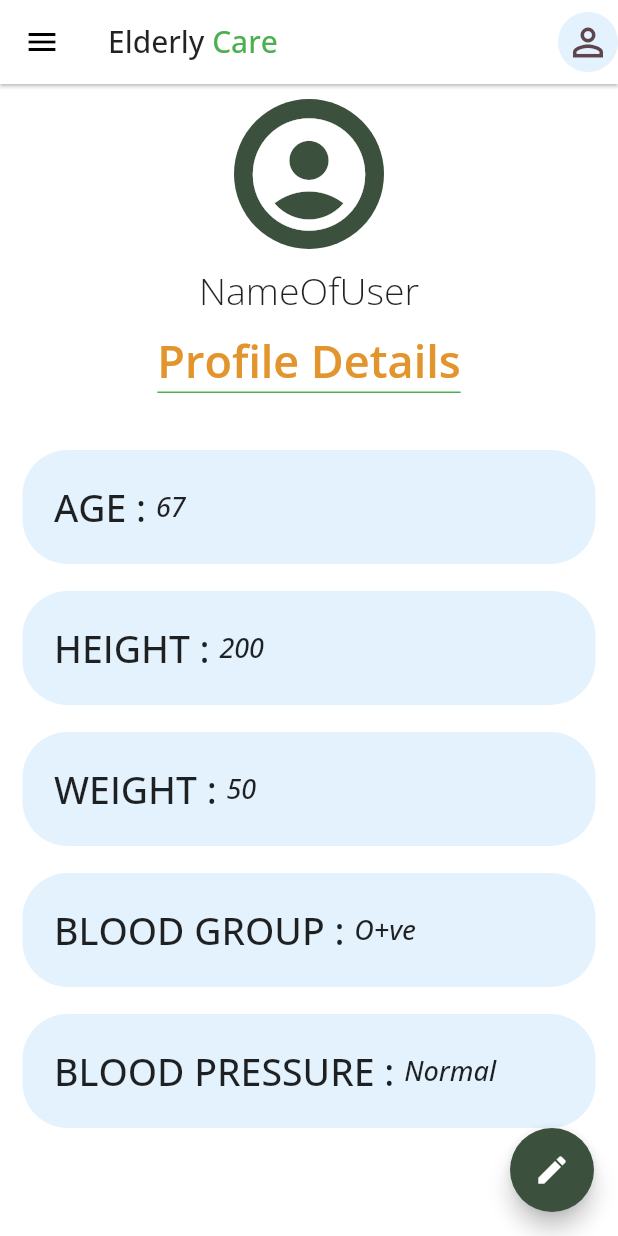
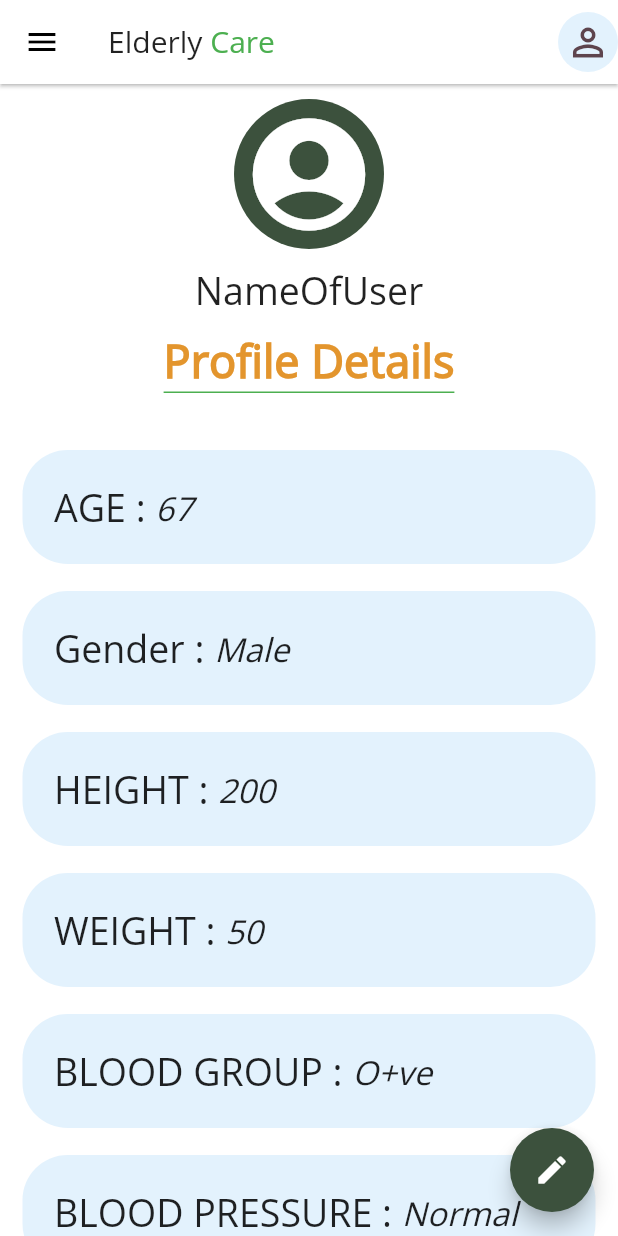
Before and after one commit to adarshbalu/elderly_app, a Flutter app: the ProfileScreen screen opened by its route, on a phone screen of 412 x 824 dp. Run offline on Flutter 3.47's test engine with Material 2 defaults, Android fonts, the phone set to English and light mode, and no system bars; our stand-ins replace connectivity, flutter_spinkit, font_awesome_flutter.

Commit message:
Added more files to git repo

```diff
--- a/lib/main.dart
+++ b/lib/main.dart
@@ -2,6 +2,7 @@ import 'package:elderly_app/screens/home_screen.dart';
 import 'package:elderly_app/screens/loading_screen.dart';
 import 'package:flutter/material.dart';
 import 'package:elderly_app/screens/profile_screen.dart';
+import 'package:elderly_app/screens/contact_relatives_screen.dart';
 
 void main() => runApp(ElderlyApp());
 
@@ -15,7 +16,9 @@ class ElderlyApp extends StatelessWidget {
       routes: {
         HomeScreen.id: (context) => HomeScreen(),
         ProfileScreen.id: (context) => ProfileScreen(),
+
         LoadingScreen.id: (context) => LoadingScreen(),
+        ContactScreen.id:(context)=>ContactScreen(),
       },
       theme: ThemeData(
         fontFamily: 'OpenSans',
--- /dev/null
+++ b/lib/others/functions.dart
@@ -0,0 +1,11 @@
+import 'package:flutter/material.dart';
+
+double getDeviceHeight(BuildContext context) {
+  MediaQueryData deviceInfo = MediaQuery.of(context);
+  return deviceInfo.size.height;
+}
+
+double getDeviceWidth(BuildContext context) {
+  MediaQueryData deviceInfo = MediaQuery.of(context);
+  return deviceInfo.size.width;
+}
--- a/lib/screens/profile_screen.dart
+++ b/lib/screens/profile_screen.dart
@@ -2,6 +2,7 @@ import 'package:elderly_app/others/constants.dart';
 import 'package:flutter/cupertino.dart';
 import 'package:flutter/material.dart';
 import 'package:elderly_app/widgets/app_default.dart';
+import 'package:elderly_app/others/functions.dart';
 
 class ProfileScreen extends StatefulWidget {
   static const String id = 'Profile_Screen';
@@ -12,13 +13,13 @@ class ProfileScreen extends StatefulWidget {
 class _ProfileScreenState extends State<ProfileScreen> {
   @override
   Widget build(BuildContext context) {
-    MediaQueryData deviceInfo = MediaQuery.of(context);
-    double screenWidth = deviceInfo.size.width;
-    double screenHeight = deviceInfo.size.height;
+    double screenWidth = getDeviceWidth(context);
+    double screenHeight = getDeviceHeight(context);
 
-    double kTextSize = 19.0;
+    double kTextSize = 19.0, kValueSize = 18.0;
     if (screenHeight > 641) {
       kTextSize = 25.0;
+      kValueSize = 22.0;
     }
     return Scaffold(
       drawer: AppDrawer(),
@@ -105,25 +106,42 @@ class _ProfileScreenState extends State<ProfileScreen> {
             detailName: 'AGE',
             detailValue: '67',
             textSize: kTextSize,
+            valueSize: kValueSize,
+          ),
+          ProfileDetails(
+            textSize: kTextSize,
+            valueSize: kValueSize,
+            detailName: 'Gender',
+            detailValue: 'Male',
           ),
           ProfileDetails(
             detailName: 'HEIGHT',
             detailValue: '200',
             textSize: kTextSize,
+            valueSize: kValueSize,
           ),
           ProfileDetails(
             detailName: 'WEIGHT',
+            valueSize: kValueSize,
             textSize: kTextSize,
             detailValue: '50',
           ),
           ProfileDetails(
+            valueSize: kValueSize,
             textSize: kTextSize,
             detailName: 'BLOOD GROUP',
             detailValue: 'O+ve',
           ),
           ProfileDetails(
             textSize: kTextSize,
+            valueSize: kValueSize,
             detailName: 'BLOOD PRESSURE',
+            detailValue: 'Normal',
+          ),
+          ProfileDetails(
+            textSize: kTextSize,
+            valueSize: kValueSize,
+            detailName: 'BLOOD Sugar',
             detailValue: 'Normal',
           ),
           SizedBox(
@@ -137,8 +155,9 @@ class _ProfileScreenState extends State<ProfileScreen> {
 
 class ProfileDetails extends StatelessWidget {
   String detailName, detailValue;
-  double textSize;
-  ProfileDetails({this.detailName, this.detailValue, this.textSize});
+  double textSize, valueSize;
+  ProfileDetails(
+      {this.detailName, this.detailValue, this.textSize, this.valueSize});
 
   @override
   Widget build(BuildContext context) {
@@ -158,7 +177,7 @@ class ProfileDetails extends StatelessWidget {
           Text(
             '$detailValue',
             style: TextStyle(
-                fontSize: 18.0,
+                fontSize: valueSize,
                 fontWeight: FontWeight.w500,
                 fontStyle: FontStyle.italic),
           )
```
Also changed, not shown: lib/screens/contact_relatives_screen.dart (added, +53 -0 lines), lib/screens/home_screen.dart (+5 -5 lines), lib/others/OpenSans-Regular.ttf (added), lib/resources/images/loadingimage.jpg (added), lib/resources/images/logo.png (added).
